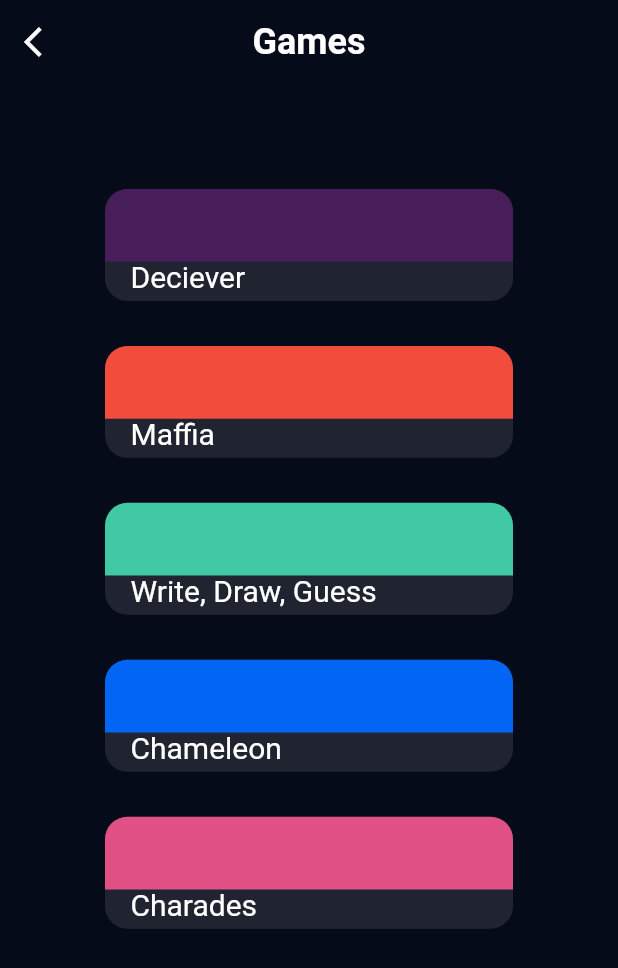
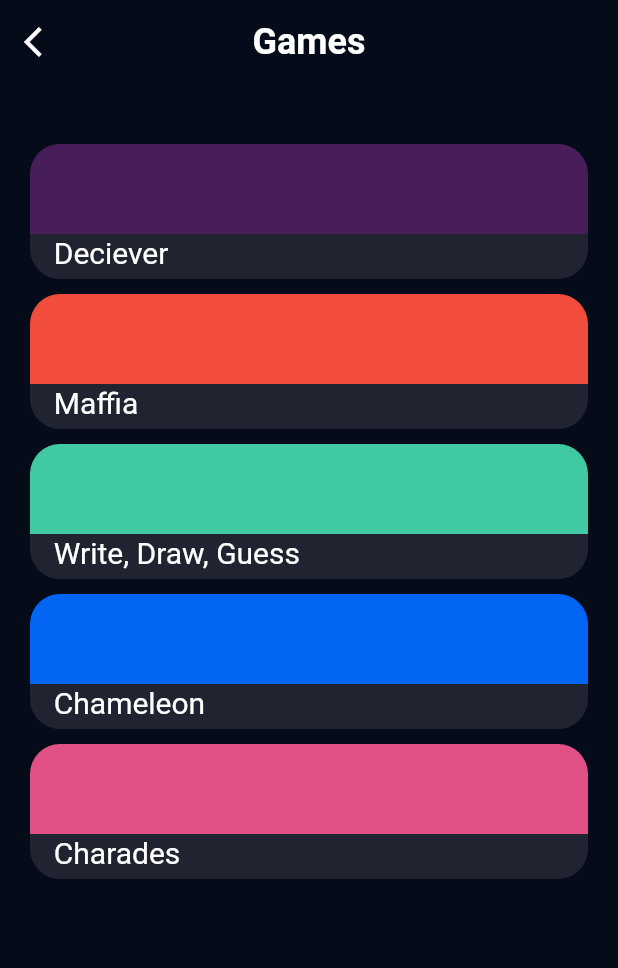
Before and after one commit to Jadsy/Rubble_MVP, a Flutter app: the GameSelectPage screen opened directly, on a phone screen of 412 x 824 dp. Shown: the top 968 px of the screen. Run offline on Flutter 3.47's test engine with Material 2 defaults, Android fonts, the phone set to English and light mode, and no system bars.

Commit message:
added game menu and lobby pages

```diff
--- a/rubblefrontend/lib/components/game_button.dart
+++ b/rubblefrontend/lib/components/game_button.dart
@@ -5,64 +5,50 @@ import 'mycolors.dart';
 class GameButton extends StatelessWidget {
   final Color mycolor;
   final String txt;
-  const GameButton({super.key, required this.mycolor, required this.txt});
+  final GestureTapCallback onTap;
+  const GameButton(
+      {super.key,
+      required this.mycolor,
+      required this.txt,
+      required this.onTap});
 
   @override
   Widget build(BuildContext context) {
-    return CustomPaint(
-      size: Size(225, (200 * 0.3730886850152905).toDouble()),
-      painter: RPSCustomPainter(mycolor: mycolor, txt: txt),
-    );
+    return GestureDetector(
+        onTap: onTap,
+        child: Column(
+          children: [
+            Container(
+              height: 60,
+              width: double.infinity,
+              margin: const EdgeInsets.only(right: 20, left: 20),
+              decoration: BoxDecoration(
+                  color: mycolor,
+                  border: Border.all(
+                    color: mycolor,
+                  ),
+                  borderRadius: const BorderRadius.only(
+                      topLeft: Radius.circular(20),
+                      topRight: Radius.circular(20))),
+            ),
+            Container(
+              height: 30,
+              width: double.infinity,
+              margin: const EdgeInsets.only(right: 20, left: 20),
+              decoration: BoxDecoration(
+                  color: myDarkGrey,
+                  border: Border.all(
+                    color: myDarkGrey,
+                  ),
+                  borderRadius: const BorderRadius.only(
+                      bottomLeft: Radius.circular(20),
+                      bottomRight: Radius.circular(20))),
+              child: Text(
+                "   $txt",
+                style: TextStyle(color: myWhite, fontSize: 20),
+              ),
+            ),
+          ],
+        ));
   }
 }
-
-class RPSCustomPainter extends CustomPainter {
-  final Color mycolor;
-  final String txt;
-  RPSCustomPainter({required this.mycolor, required this.txt});
-  @override
-  void paint(Canvas canvas, Size size) {
-    Paint paint0Fill = Paint()..style = PaintingStyle.fill;
-    paint0Fill.color = myDarkGrey;
-    canvas.drawRRect(
-        RRect.fromRectAndCorners(Rect.fromLTWH(0, 0, size.width, size.height),
-            bottomRight: Radius.circular(size.width * 0.05504587),
-            bottomLeft: Radius.circular(size.width * 0.05504587),
-            topLeft: Radius.circular(size.width * 0.05504587),
-            topRight: Radius.circular(size.width * 0.05504587)),
-        paint0Fill);
-
-    var textStyle = TextStyle(
-      color: myWhite,
-      fontSize: 20,
-    );
-    var textSpan = TextSpan(
-      text: txt,
-      style: textStyle,
-    );
-    final textPainter = TextPainter(
-      text: textSpan,
-      textDirection: TextDirection.ltr,
-    );
-    textPainter.layout(
-      minWidth: 0,
-      maxWidth: size.width,
-    );
-    const offset = Offset(17, 47);
-    textPainter.paint(canvas, offset);
-
-    Paint paint1Fill = Paint()..style = PaintingStyle.fill;
-    paint1Fill.color = mycolor;
-    canvas.drawRRect(
-        RRect.fromRectAndCorners(
-            Rect.fromLTWH(0, 0, size.width, size.height * 0.65),
-            topLeft: Radius.circular(size.width * 0.05504587),
-            topRight: Radius.circular(size.width * 0.05504587)),
-        paint1Fill);
-  }
-
-  @override
-  bool shouldRepaint(covariant CustomPainter oldDelegate) {
-    return true;
-  }
-}
--- a/rubblefrontend/lib/game_select_page.dart
+++ b/rubblefrontend/lib/game_select_page.dart
@@ -1,5 +1,6 @@
 import 'package:flutter/material.dart';
 import 'package:rubblefrontend/components/game_button.dart';
+import 'package:rubblefrontend/maffia_menu.dart';
 
 import 'components/mycolors.dart';
 
@@ -25,45 +26,67 @@ class GameSelectPage extends StatelessWidget {
             fontSize: 24,
             fontWeight: FontWeight.bold,
           ),
-          textAlign: TextAlign.center,
         ),
         centerTitle: true,
       ),
       body: Center(
         child: ListView(
-          padding: const EdgeInsets.all(70),
           children: [
+            const SizedBox(
+              height: 40,
+            ),
             GameButton(
               mycolor: deceiverColor,
               txt: "Deciever",
+              onTap: () {
+                debugPrint("Deciever");
+              },
             ),
             const SizedBox(
-              height: 30,
+              height: 10,
             ),
             GameButton(
               mycolor: maffiaColor,
               txt: "Maffia",
+              onTap: () {
+                Navigator.of(context).push(
+                  MaterialPageRoute(
+                    builder: (BuildContext context) {
+                      return const MaffiaMenu();
+                    },
+                  ),
+                );
+              },
             ),
             const SizedBox(
-              height: 30,
+              height: 10,
             ),
             GameButton(
               mycolor: wdgColor,
               txt: "Write, Draw, Guess",
+              onTap: () {
+                debugPrint("Write, Draw, Guess");
+              },
             ),
             const SizedBox(
-              height: 30,
+              height: 10,
             ),
             GameButton(
               mycolor: chameleonColor,
               txt: "Chameleon",
+              onTap: () {
+                debugPrint("Chameleon");
+              },
             ),
             const SizedBox(
-              height: 30,
+              height: 10,
             ),
             GameButton(
               mycolor: charadesColor,
               txt: "Charades",
+              onTap: () {
+                debugPrint("Charades");
+              },
             ),
           ],
         ),
```
Also changed, not shown: rubblefrontend/lib/components/digit_textfiel.dart (added, +31 -0 lines), rubblefrontend/lib/join_page.dart (added, +76 -0 lines), rubblefrontend/lib/lobby_page.dart (added, +79 -0 lines), rubblefrontend/lib/maffia_menu.dart (added, +110 -0 lines), rubblefrontend/images/maffialogo.png (added).
